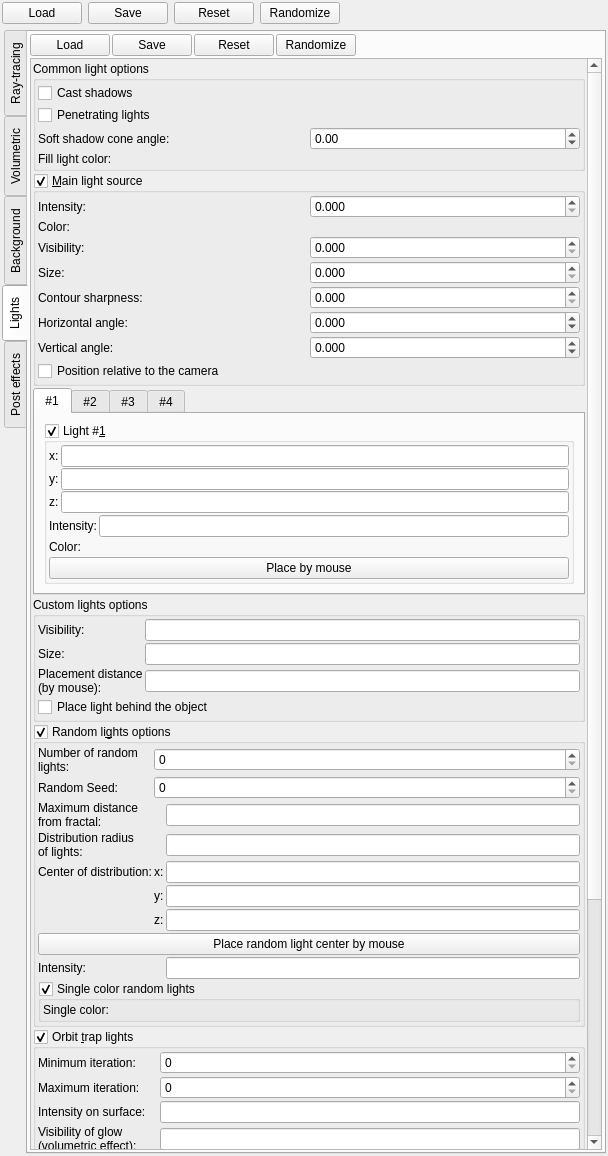
Before: the Qt Designer form mandelbulber2/qt/dock_effects.ui in buddhi1980/mandelbulber2, drawn with Qt 5.
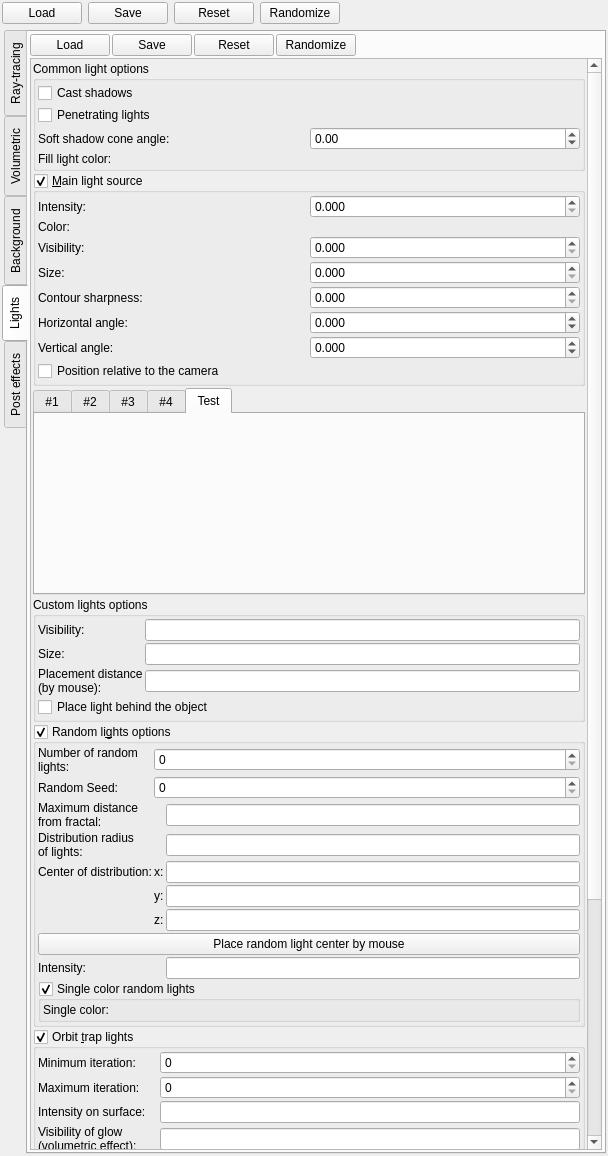
After: the same form once the commit is applied. The open tabs and pages were chosen to show the change. Icons and pictures are not drawn. Custom widgets are drawn as their Qt base class.

Commit message: Added tab for testing light UI. Assigned parameters.

Patch:
```diff
--- a/mandelbulber2/qt/dock_effects.ui
+++ b/mandelbulber2/qt/dock_effects.ui
@@ -3323,7 +3323,7 @@
           <property name="geometry">
            <rect>
             <x>0</x>
-            <y>-81</y>
+            <y>-338</y>
             <width>551</width>
             <height>1422</height>
            </rect>
@@ -4461,6 +4461,16 @@
                </item>
               </layout>
              </widget>
+             <widget class="QWidget" name="tab">
+              <attribute name="title">
+               <string>Test</string>
+              </attribute>
+              <layout class="QVBoxLayout" name="verticalLayout_9">
+               <item>
+                <widget class="cLightEditor" name="widget_light_5" native="true"/>
+               </item>
+              </layout>
+             </widget>
             </widget>
            </item>
            <item>
@@ -5562,6 +5572,12 @@
    <extends>QPushButton</extends>
    <header>buton_random_settings_from_widget.h</header>
   </customwidget>
+  <customwidget>
+   <class>cLightEditor</class>
+   <extends>QWidget</extends>
+   <header>light_editor.h</header>
+   <container>1</container>
+  </customwidget>
  </customwidgets>
  <tabstops>
   <tabstop>scrollArea_7</tabstop>
```
Left out of the diff: 2 changed lines with no effect on the pictures. The commit also changes 6 other files.
